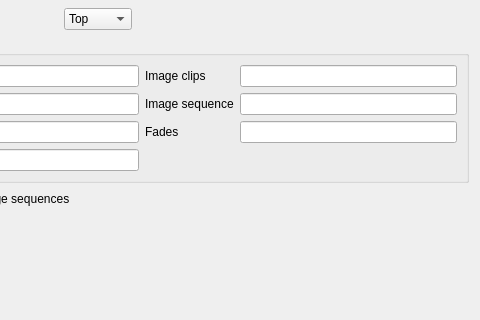
Old version of the form src/ui/configmisc_ui.ui in the repository KDE/kdenlive; both pictures show x 166 to 646 and y 237 to 557 of the 646 by 735 pixel window.
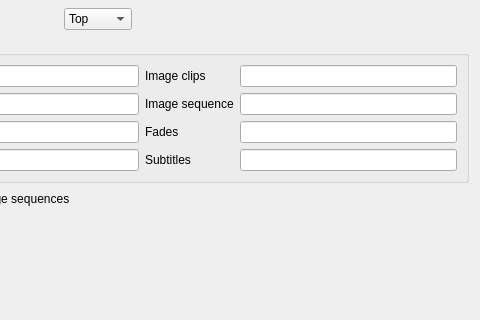
New version of the form.

Commit message: Add config setting for default subtitle duration, add subtitle by double clicking in subtitle track

Patch:
```diff
--- a/src/ui/configmisc_ui.ui
+++ b/src/ui/configmisc_ui.ui
@@ -124,6 +124,16 @@
       <item row="3" column="1">
        <widget class="QLineEdit" name="kcfg_mix_duration"/>
       </item>
+      <item row="3" column="3">
+       <widget class="QLineEdit" name="kcfg_subtitle_duration"/>
+      </item>
+      <item row="3" column="2">
+       <widget class="QLabel" name="label_9">
+        <property name="text">
+         <string>Subtitles</string>
+        </property>
+       </widget>
+      </item>
      </layout>
     </widget>
    </item>
```
The commit also changes 4 other files.
